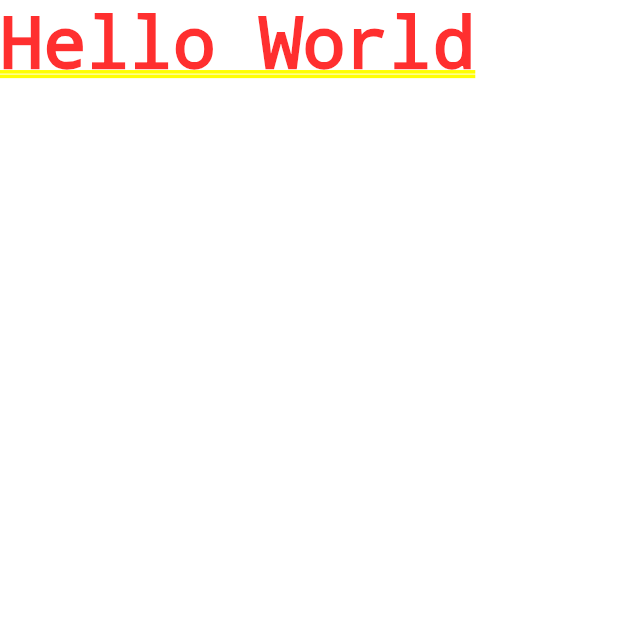
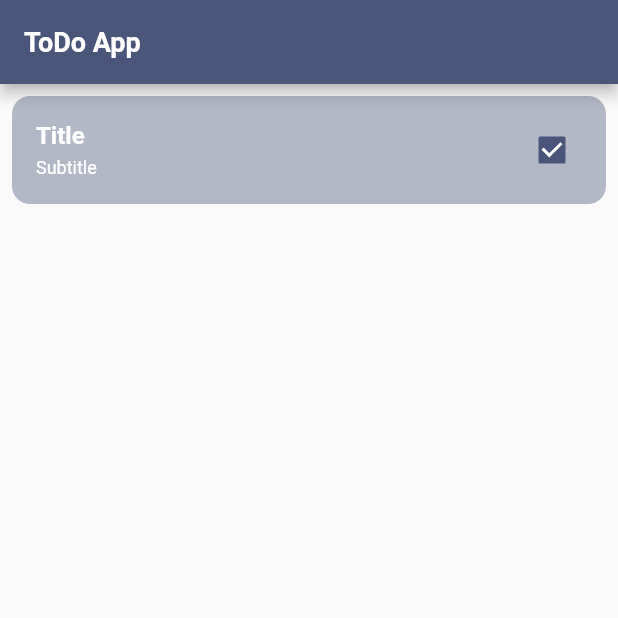
Before and after one commit to RahimCml/to_do_app, a Flutter app: the screen it shows after launch, on a phone screen of 412 x 824 dp, the top half of it. Run offline on Flutter 3.47's test engine with Material 2 defaults, Android fonts, the phone set to English and light mode, and no system bars.

Commit message:
Create homeScreen

```diff
--- a/lib/main.dart
+++ b/lib/main.dart
@@ -1,4 +1,6 @@
 import 'package:flutter/material.dart';
+import 'package:to_do_app/presentation/screens/home/home_screen.dart';
+import 'package:to_do_app/themes/app_themes.dart';
 
 void main() {
   runApp(const MyApp());
@@ -10,11 +12,9 @@ class MyApp extends StatelessWidget {
   Widget build(BuildContext context) {
     return MaterialApp(
       title: 'Flutter Demo',
-      theme: ThemeData(
-        primarySwatch: Colors.blue,
-      ),
       debugShowCheckedModeBanner: false,
-      home: const Text('Hello World'),
-    );
+      theme: AppThemes.appThemes,
+      home: const HomeScreen(),
+      );
   }
 }
--- /dev/null
+++ b/lib/presentation/screens/home/home_screen.dart
@@ -0,0 +1,27 @@
+import 'package:flutter/material.dart';
+import 'package:to_do_app/styles/app_text_style.dart';
+import 'package:to_do_app/themes/app_colors.dart';
+
+class HomeScreen extends StatelessWidget {
+  const HomeScreen({super.key});
+
+  @override
+  Widget build(BuildContext context) {
+    return Scaffold(
+      appBar: AppBar(
+        title: Text('ToDo App', style: AppTextStyles.appTextStyle),
+      ),
+      body: Padding(
+        padding: const EdgeInsets.all(8.0),
+        child: CheckboxListTile(
+        value: true,
+        shape: RoundedRectangleBorder(borderRadius: BorderRadius.circular(12)),
+        tileColor: AppColor.tileColor,
+        title: Text('Title', style: AppTextStyles.lisTileTitleStyle,),
+        subtitle: Text('Subtitle', style: AppTextStyles.lisTileSubtitleStyle,),
+        onChanged: (v) {
+        }),
+      ),
+    );
+  }
+}
--- /dev/null
+++ b/lib/styles/app_text_style.dart
@@ -0,0 +1,20 @@
+import 'package:flutter/material.dart';
+
+import '../themes/app_colors.dart';
+
+class AppTextStyles {
+  static TextStyle get appTextStyle => const TextStyle(
+    fontSize: 18,
+    color: AppColor.textColor,
+    fontWeight: FontWeight.bold
+  );
+  static TextStyle get lisTileTitleStyle => const TextStyle(
+    fontSize: 16,
+    color: AppColor.textColor,
+    fontWeight: FontWeight.bold
+  );
+  static TextStyle get lisTileSubtitleStyle => const TextStyle(
+    fontSize: 12,
+    color: AppColor.textColor,
+  );
+}
--- /dev/null
+++ b/lib/themes/app_colors.dart
@@ -0,0 +1,7 @@
+import 'package:flutter/material.dart';
+
+class AppColor {
+  static const Color mainColor = Color(0xff495579);
+  static const Color textColor = Color(0xffffffff);
+  static Color tileColor = mainColor.withOpacity(0.4);
+}
--- /dev/null
+++ b/lib/themes/app_themes.dart
@@ -0,0 +1,22 @@
+import 'package:flutter/material.dart';
+import 'package:to_do_app/themes/app_colors.dart';
+
+class AppThemes {
+  static ThemeData get appThemes => ThemeData(
+    primarySwatch: MaterialColor(0xff495579, colorMap)
+  );
+}
+
+Map<int, Color> colorMap = {
+  50:AppColor.mainColor,
+  100:AppColor.mainColor,
+  200:AppColor.mainColor,
+  300:AppColor.mainColor,
+  400:AppColor.mainColor,
+  500:AppColor.mainColor,
+  600:AppColor.mainColor,
+  700:AppColor.mainColor,
+  800:AppColor.mainColor,
+  900:AppColor.mainColor
+
+};
```
